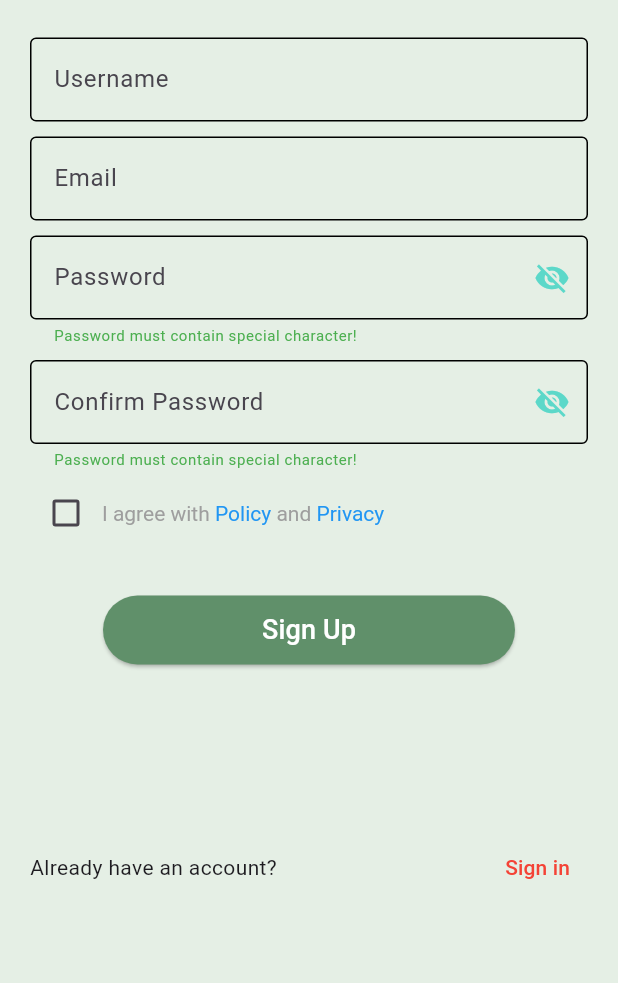
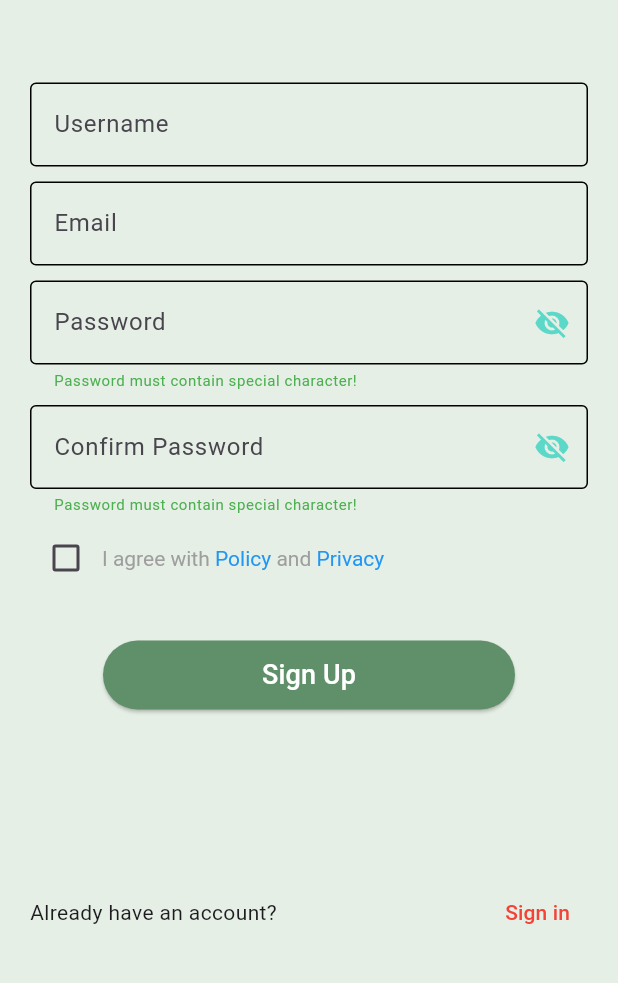
Before and after one commit to TranPhuocNhan/AItalk, a Flutter app: the LoginScreen screen opened by its route, after a tap on "Login", after a tap on "Sign up", on a phone screen of 412 x 824 dp, the part 129-1112 px from its top. Run offline on Flutter 3.47's test engine with Material 3 defaults, Android fonts, the phone set to English and light mode, and no system bars; our stand-ins replace file_picker, get_it, google_mobile_ads, google_sign_in, injectable, shared_preferences; missing offline and left inert: flutter_ads_plugin; accounts and stored records are empty; network calls fail.

```diff
--- a/lib/features/ai_chat/presentation/widgets/tools_section.dart
+++ b/lib/features/ai_chat/presentation/widgets/tools_section.dart
@@ -19,7 +19,7 @@ class ToolsSection extends StatelessWidget {
     return Card(
       child: Row(
         children: [
-          _buildAISelectionDropdownButton(),
+          _buildAISelectionDropdownButton(chatProvider),
         ],
       ),
     );
--- a/lib/features/login/presentation/widgets/login_input_group.dart
+++ b/lib/features/login/presentation/widgets/login_input_group.dart
@@ -123,28 +123,28 @@ class _LoginInputState extends State<LoginInputGroup>{
         Row(
           mainAxisAlignment: MainAxisAlignment.spaceBetween,
           children: [
-            Row(
-              children: [
-                Checkbox(
-                  value: rememberCheck,
-                  onChanged:(value){
-                    setState(() {
-                      rememberCheck = !rememberCheck;
-                    });
-                  },
-                ),
-                const Text("Remember Me"),
-                ],
-              ),
-            TextButton(
-              onPressed: (){
-                Navigator.pushNamed(context, "/forgot");
-              },
-              child: const Text(
-                "Forgot Password",
-                style: TextStyle(color: Colors.red),
-              )
-            )
+            // Row(
+            //   children: [
+            //     Checkbox(
+            //       value: rememberCheck,
+            //       onChanged:(value){
+            //         setState(() {
+            //           rememberCheck = !rememberCheck;
+            //         });
+            //       },
+            //     ),
+            //     const Text("Remember Me"),
+            //     ],
+            //   ),
+            // TextButton(
+            //   onPressed: (){
+            //     Navigator.pushNamed(context, "/forgot");
+            //   },
+            //   child: const Text(
+            //     "Forgot Password",
+            //     style: TextStyle(color: Colors.red),
+            //   )
+            // )
           ],
         ),
 
--- a/lib/features/profile/presentation/widgets/account_card.dart
+++ b/lib/features/profile/presentation/widgets/account_card.dart
@@ -60,9 +60,9 @@ class _AccountCardState extends State<AccountCard>{
             const Divider(),
             GestureDetector(
               onTap: (){
-                Navigator.push(context, MaterialPageRoute(builder: (context)=>
-                  VerifyEmailScreen(context: context, email: "abc123@gmail.com")
-                ));
+                // Navigator.push(context, MaterialPageRoute(builder: (context)=>
+                //   VerifyEmailScreen(context: context, email: "abc123@gmail.com")
+                // ));
               },
               child:ListTile(
                 leading: Container(
--- a/lib/features/prompt/presentation/screens/prompt_library_screen.dart
+++ b/lib/features/prompt/presentation/screens/prompt_library_screen.dart
@@ -9,6 +9,7 @@ import 'package:flutter_ai_app/features/prompt/presentation/providers/prompt_pro
 import 'package:flutter_ai_app/features/prompt/presentation/widgets/create_prompt.dart';
 import 'package:flutter_ai_app/features/prompt/presentation/widgets/edit_prompt_form.dart';
 import 'package:flutter_ai_app/utils/category_prompt_map.dart';
+import 'package:flutter_ai_app/widgets/banner_ads.dart';
 import 'package:provider/provider.dart';
 
 import '../widgets/prompt_dialog.dart';
@@ -71,7 +72,7 @@ class _PromptLibraryScreenState extends State<PromptLibraryScreen>
     print("PromptLibraryScreen build...");
     return Scaffold(
       appBar: AppBar(
-        title: null,
+        title: MyBannerAdsWidget(),
         automaticallyImplyLeading: false,
         bottom: TabBar(
           controller: tabController,
@@ -364,7 +365,7 @@ class _PromptLibraryScreenState extends State<PromptLibraryScreen>
               // Dọn dẹp và chuyển hướng đến ChatContentView
               Navigator.push(
                 context,
-                MaterialPageRoute(builder: (context) => ChatContentView()),
+                MaterialPageRoute(builder: (context) => ChatContentView(assistant: chatProvider.selectedAssistant,)),
               );
             } catch (e) {
               print("Error sending first message: $e");
--- a/lib/features/prompt/presentation/widgets/prompt_library_bottom_sheet.dart
+++ b/lib/features/prompt/presentation/widgets/prompt_library_bottom_sheet.dart
@@ -194,7 +194,7 @@ class _PromptLibraryBottomDialogState extends State<PromptLibraryBottomDialog>
               // Dọn dẹp và chuyển hướng đến ChatContentView
               Navigator.push(
                 context,
-                MaterialPageRoute(builder: (context) => ChatContentView()),
+                MaterialPageRoute(builder: (context) => ChatContentView(assistant: chatProvider.selectedAssistant,)),
               );
             } catch (e) {
               print("Error sending first message: $e");
--- a/lib/features/register/presentation/screens/signup_screen.dart
+++ b/lib/features/register/presentation/screens/signup_screen.dart
@@ -51,7 +51,7 @@ class _SignupState extends State<SignUpScreen>{
                         color: ColorPalette().headerColor
                       ),
                     ),
-                    const SizedBox(height: 20,),
+                    const SizedBox(height: 50,),
                     SignupInputGroup(),
                     const SizedBox(height: 100,),
                   ],
--- a/pubspec.yaml
+++ b/pubspec.yaml
@@ -47,6 +47,7 @@ dependencies:
   intl: ^0.18.0
   google_sign_in: ^5.4.2 # for google sign-in
   google_mobile_ads: ^5.2.0
+  flutter_ads_plugin: ^0.0.6
 dev_dependencies:
   flutter_test:
     sdk: flutter
```
Also changed, not shown: lib/features/ai_bot/presentation/screens/ai_bot/ai_bot_view.dart (+13 -1 lines), lib/features/email_response/presentation/screens/email_response_view.dart (+12 -0 lines), lib/main.dart (+2 -8 lines), lib/widgets/banner_ads.dart (added, +69 -0 lines), pubspec.lock, 6 other files.
